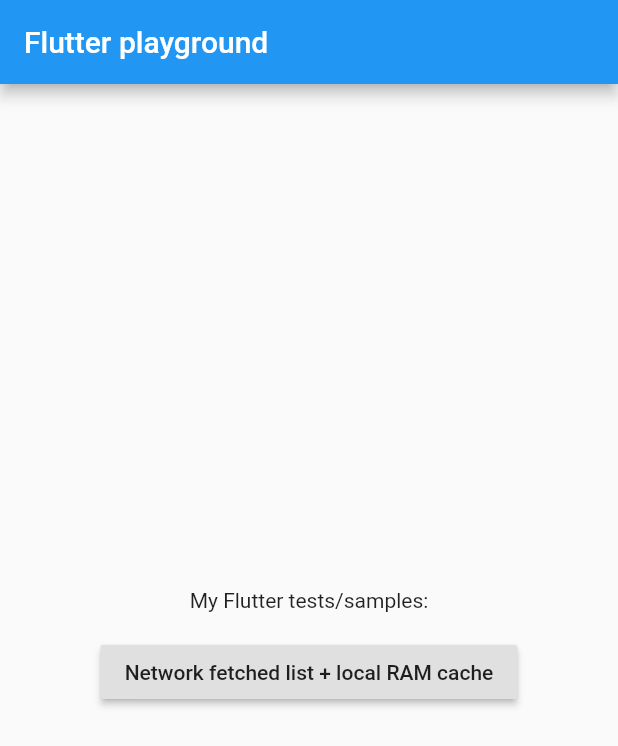
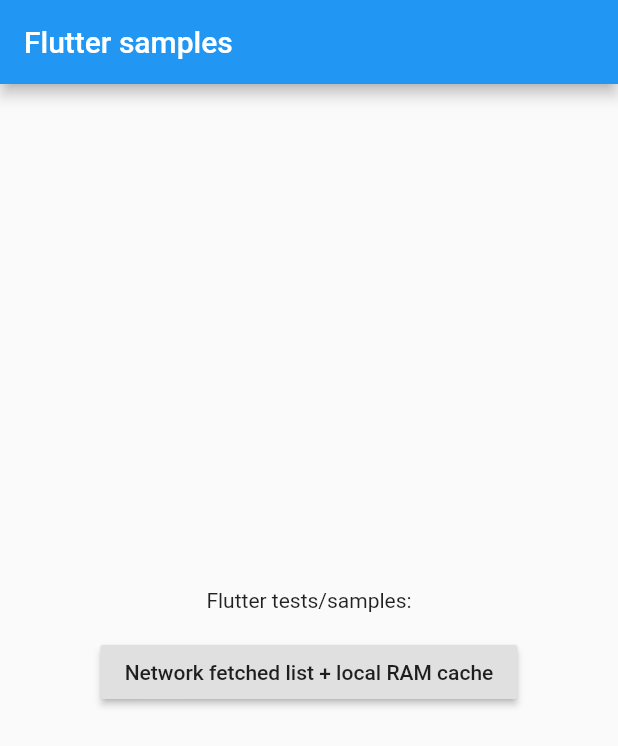
Before and after one commit to jakdor/FlutterSample, a Flutter app: the screen it shows after launch, on a phone screen of 412 x 824 dp. Shown: the top 746 px of the screen. Run offline on Flutter 3.47's test engine with Material 2 defaults, Android fonts, the phone set to English and light mode, and no system bars; our stand-ins replace auto_size_text, rxdart; missing offline and left inert: inject, jaguar_retrofit, jaguar_serializer.

```diff
--- a/lib/ui/app.dart
+++ b/lib/ui/app.dart
@@ -15,12 +15,12 @@ class App extends StatelessWidget {
   Widget build(BuildContext context) {
     debugPaintSizeEnabled = false;
     return MaterialApp(
-      title: 'Flutter Demo',
+      title: 'Flutter samples',
       theme: ThemeData(
         primarySwatch: Colors.blue,
         accentColor: Colors.amberAccent,
       ),
-      home: HomePage(title: 'Flutter playground'),
+      home: HomePage(title: 'Flutter samples'),
       routes: <String, WidgetBuilder> {
         '/list': (BuildContext context) =>
             ListPage(commonInjector.stackQuestionsBloc, title: 'List page test'),
--- a/lib/ui/home/home_page.dart
+++ b/lib/ui/home/home_page.dart
@@ -22,7 +22,7 @@ class _HomePageState extends State<HomePage> {
           mainAxisAlignment: MainAxisAlignment.center,
           children: <Widget>[
             Text(
-                'My Flutter tests/samples:',
+                'Flutter tests/samples:',
             ),
             Padding(
               padding: EdgeInsets.all(16.0),
```
Also changed, not shown: 5 other files.
